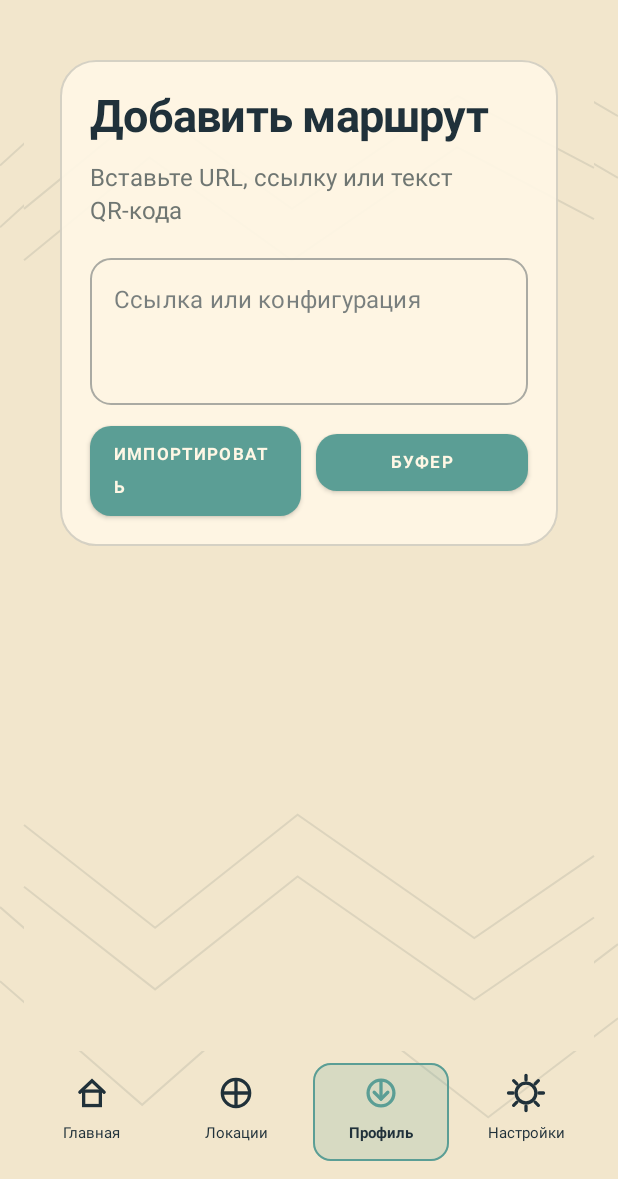
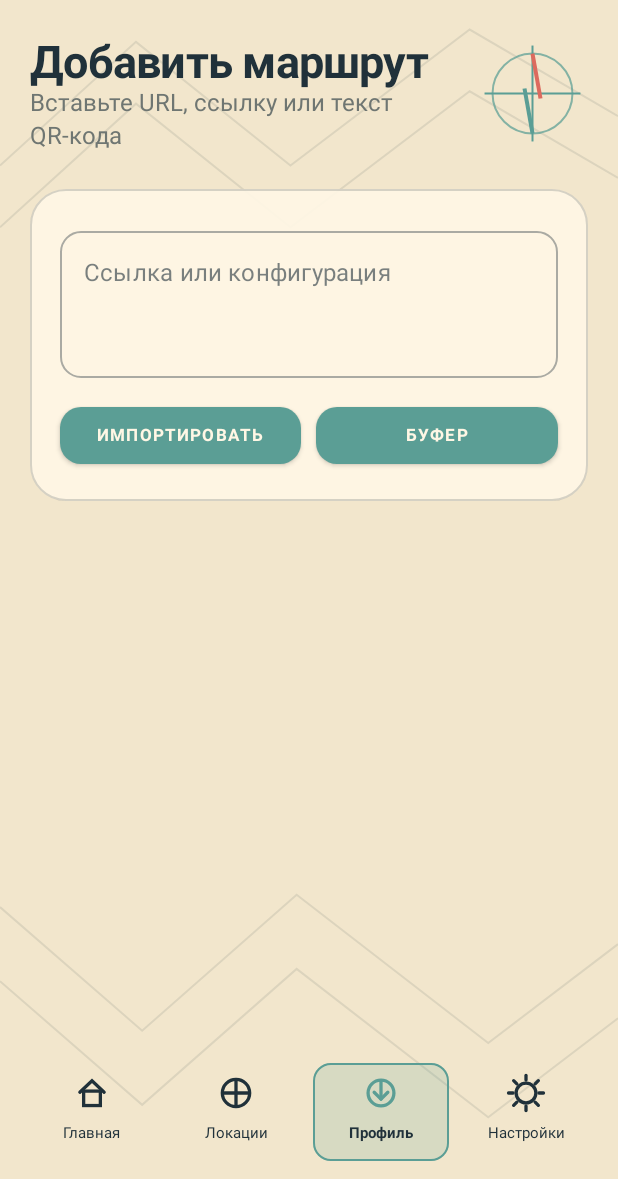
Before and after one commit to evgenmay1978-del/stravo-vpn, an Android app built with Jetpack Compose: the screen it shows after launch (MainActivity), after a tap on "ДОБАВИТЬ ПРОФИЛЬ", on a phone screen of 412 x 824 dp, the part 57-1236 px from its top. Run offline under Robolectric (Android 15) with nearby library versions, the light colour scheme and no system bars; 2 statements that could not run were skipped; 1 other tap on this screen came first.

Commit message:
refactor: align STRAVO import screen

```diff
--- a/app/src/main/java/com/stravo/vpn/ui/screens/importing/ImportScreen.kt
+++ b/app/src/main/java/com/stravo/vpn/ui/screens/importing/ImportScreen.kt
@@ -7,7 +7,6 @@ import androidx.compose.foundation.layout.Arrangement
 import androidx.compose.foundation.layout.Column
 import androidx.compose.foundation.layout.Row
 import androidx.compose.foundation.layout.fillMaxWidth
-import androidx.compose.foundation.layout.padding
 import androidx.compose.material.Button
 import androidx.compose.material.OutlinedTextField
 import androidx.compose.material.Text
@@ -23,10 +22,9 @@ import androidx.compose.ui.unit.sp
 import com.stravo.vpn.domain.importing.ImportResult
 import com.stravo.vpn.domain.importing.ProfileImportSource
 import com.stravo.vpn.domain.model.FormFactor
-import com.stravo.vpn.ui.components.PaperCanvas
 import com.stravo.vpn.ui.components.StravoCard
+import com.stravo.vpn.ui.screens.common.StravoScreen
 import com.stravo.vpn.ui.theme.StravoColors
-import com.stravo.vpn.ui.theme.StravoTypography
 
 @Composable
 fun ImportScreen(
@@ -38,23 +36,17 @@ fun ImportScreen(
     val scope = rememberCoroutineScope()
     val context = LocalContext.current
 
-    PaperCanvas(modifier = modifier) {
-        StravoCard(modifier = Modifier.padding(24.dp)) {
-            Column(verticalArrangement = Arrangement.spacedBy(14.dp)) {
-                Text(
-                    text = "Добавить маршрут",
-                    style = StravoTypography.ScreenTitle,
-                    color = StravoColors.Graphite,
-                )
-                Text(
-                    text = if (formFactor == FormFactor.Tv) {
+    StravoScreen(
+        modifier = modifier,
+        title = "Добавить маршрут",
+        subtitle = if (formFactor == FormFactor.Tv) {
             "Введите ссылку с помощью пульта"
         } else {
             "Вставьте URL, ссылку или текст QR-кода"
         },
-                    style = StravoTypography.Body,
-                    color = StravoColors.GraphiteMuted,
-                )
+    ) {
+        StravoCard {
+            Column(verticalArrangement = Arrangement.spacedBy(14.dp)) {
                 OutlinedTextField(
                     modifier = Modifier.fillMaxWidth(),
                     value = state.input,
@@ -74,6 +66,7 @@ fun ImportScreen(
                             viewModel.importProfile(ProfileImportSource.Url(state.input), scope)
                         },
                     ) { Text("ИМПОРТИРОВАТЬ") }
+                    if (formFactor == FormFactor.Phone) {
                         Button(
                             modifier = Modifier.weight(1f),
                             enabled = !state.isBusy,
@@ -85,6 +78,7 @@ fun ImportScreen(
                                 viewModel.importProfile(ProfileImportSource.Clipboard(value), scope)
                             },
                         ) { Text("БУФЕР") }
+                    }
                 }
                 if (state.result is ImportResult.Success) {
                     val summary = (state.result as ImportResult.Success).summary
```
Lines whose indentation alone changed are shown as unchanged.
